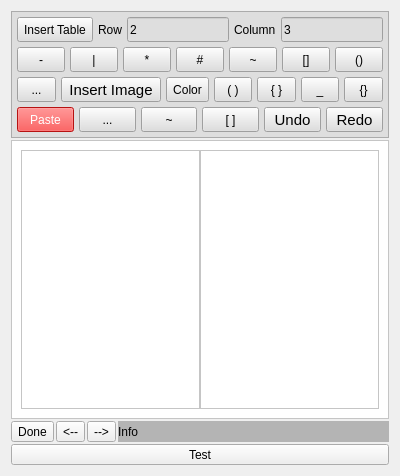
ic005k/Knot-Legacy, file src/dlgMainNotes.ui: the form before one commit.
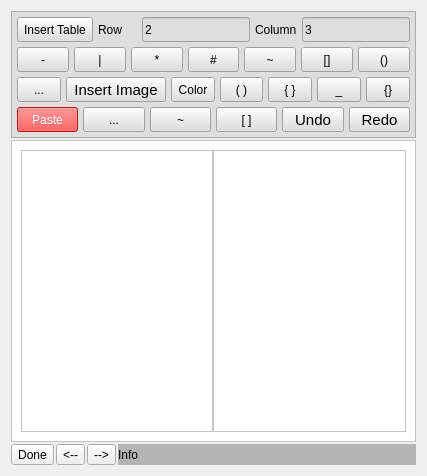
The form after the commit. Icons and pictures are not drawn.

The edit to the form file:
```diff
--- a/src/dlgMainNotes.ui
+++ b/src/dlgMainNotes.ui
@@ -6,7 +6,7 @@
    <rect>
     <x>0</x>
     <y>0</y>
-    <width>400</width>
+    <width>427</width>
     <height>476</height>
    </rect>
   </property>
@@ -936,19 +936,6 @@
      </item>
     </layout>
    </item>
-   <item>
-    <widget class="QToolButton" name="btnTest">
-     <property name="sizePolicy">
-      <sizepolicy hsizetype="Preferred" vsizetype="Fixed">
-       <horstretch>0</horstretch>
-       <verstretch>0</verstretch>
-      </sizepolicy>
-     </property>
-     <property name="text">
-      <string>Test</string>
-     </property>
-    </widget>
-   </item>
   </layout>
  </widget>
  <resources>
```
